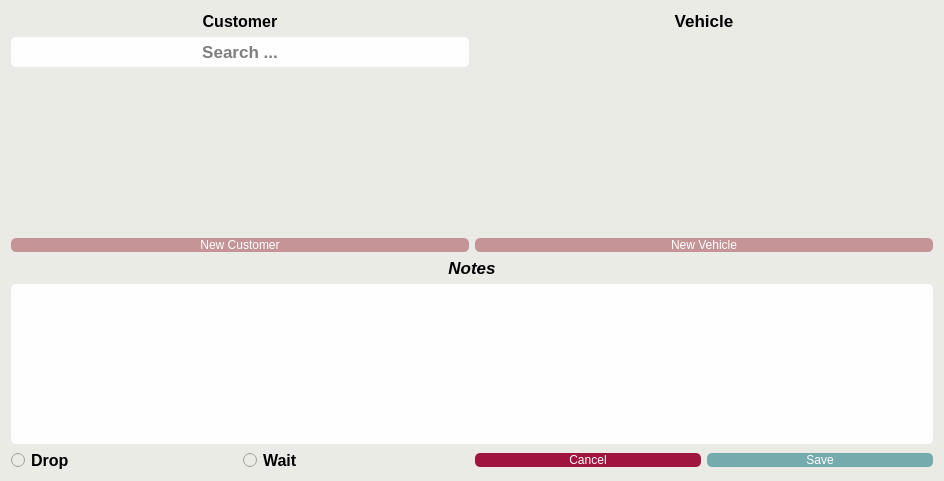
Before: the Qt Designer form openauto/theme/new_appointment.ui in winterautollc/OpenAutoCore, drawn with Qt 5.
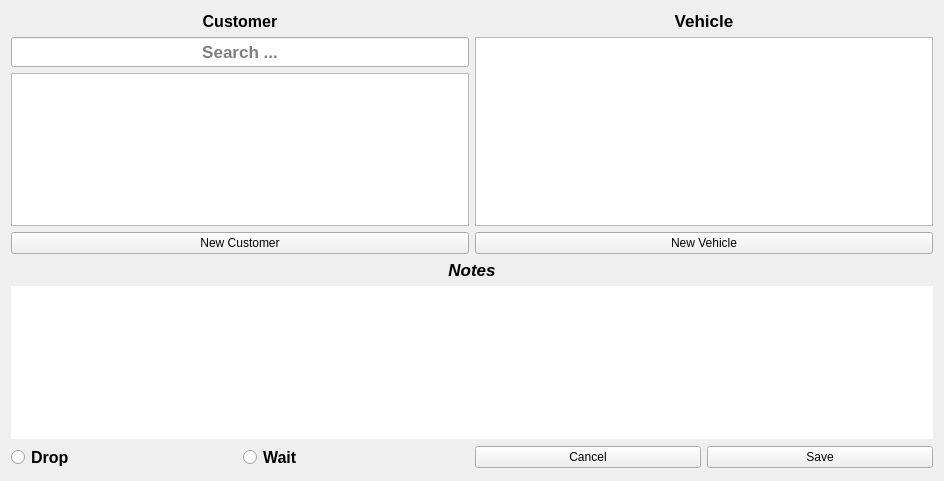
After: the same form once the commit is applied. Icons and pictures are not drawn. Custom widgets are drawn as their Qt base class.

Patch:
```diff
--- a/openauto/theme/new_appointment.ui
+++ b/openauto/theme/new_appointment.ui
@@ -14,10 +14,7 @@
    <string>Form</string>
   </property>
   <property name="styleSheet">
-   <string notr="true">color: black;
-background-color: #ebebe6;
-background-image: none;
-border-radius: 10px;</string>
+   <string notr="true"/>
   </property>
   <layout class="QGridLayout" name="gridLayout">
    <item row="0" column="0" colspan="2">
@@ -67,9 +64,7 @@
       </font>
      </property>
      <property name="styleSheet">
-      <string notr="true">border-radius: 5px;
-background-color: #fefeff;
-color: black;</string>
+      <string notr="true"/>
      </property>
      <property name="alignment">
       <set>Qt::AlignCenter</set>
@@ -80,25 +75,23 @@
     </widget>
    </item>
    <item row="1" column="2" rowspan="2" colspan="2">
-    <widget class="VehicleTableSmall" name="vehicle_table_small"/>
+    <widget class="VehicleTableSmall" name="vehicle_table_small">
+     <property name="styleSheet">
+      <string notr="true"/>
+     </property>
+    </widget>
    </item>
    <item row="2" column="0" colspan="2">
-    <widget class="CustomerTableSmall" name="customer_table_small"/>
+    <widget class="CustomerTableSmall" name="customer_table_small">
+     <property name="styleSheet">
+      <string notr="true"/>
+     </property>
+    </widget>
    </item>
    <item row="3" column="0" colspan="2">
     <widget class="QPushButton" name="new_customer_button">
      <property name="styleSheet">
-      <string notr="true">QPushButton {
-	background-color: #C49497;
-	color: #fff;
-	border-radius: 5px;
-}
-
-QPushButton:hover {
-	background-color: #828786;
-	color: #fff;
-	border-radius: 10px;
-}</string>
+      <string notr="true"/>
      </property>
      <property name="text">
       <string>New Customer</string>
@@ -118,17 +111,7 @@
    <item row="3" column="2" colspan="2">
     <widget class="QPushButton" name="new_vehicle_button">
      <property name="styleSheet">
-      <string notr="true">QPushButton {
-	background-color: #C49497;
-	color: #fff;
-	border-radius: 5px;
-}
-
-QPushButton:hover {
-	background-color: #828786;
-	color: #fff;
-	border-radius: 10px;
-}</string>
+      <string notr="true"/>
      </property>
      <property name="text">
       <string>New Vehicle</string>
@@ -156,6 +139,9 @@
          <bold>true</bold>
         </font>
        </property>
+       <property name="styleSheet">
+        <string notr="true"/>
+       </property>
        <property name="text">
         <string>Notes</string>
        </property>
@@ -173,10 +159,7 @@
         </font>
        </property>
        <property name="styleSheet">
-        <string notr="true">border-radius: 5px;
-background-color: #fefeff;
-color: black;
-text-align: center;</string>
+        <string notr="true"/>
        </property>
        <property name="frameShape">
         <enum>QFrame::NoFrame</enum>
@@ -193,6 +176,9 @@
        <bold>true</bold>
       </font>
      </property>
+     <property name="styleSheet">
+      <string notr="true"/>
+     </property>
      <property name="text">
       <string>Drop</string>
      </property>
@@ -206,6 +192,9 @@
        <bold>true</bold>
       </font>
      </property>
+     <property name="styleSheet">
+      <string notr="true"/>
+     </property>
      <property name="text">
       <string>Wait</string>
      </property>
@@ -214,17 +203,7 @@
    <item row="5" column="2">
     <widget class="QPushButton" name="cancel_button">
      <property name="styleSheet">
-      <string notr="true">QPushButton {
-	border-radius: 5px;
-	color: #fff;
-	background-color: #A0153E;
-}
-
-QPushButton:hover {
-	background-color: #C49497;
-	color: #fff;
-	border-radius: 10px;
-}</string>
+      <string notr="true"/>
      </property>
      <property name="text">
       <string>Cancel</string>
@@ -244,17 +223,7 @@
    <item row="5" column="3">
     <widget class="QPushButton" name="save_button">
      <property name="styleSheet">
-      <string notr="true">QPushButton {
-	border-radius: 5px;
-	color: #fff;
-	background-color: #76ABAE;
-}
-
-QPushButton:hover {
-	background-color: #828786;
-	color: #fff;
-	border-radius: 10px;
-}</string>
+      <string notr="true"/>
      </property>
      <property name="text">
       <string>Save</string>
```
Left out of the diff: 28 changed lines with no effect on the pictures.
